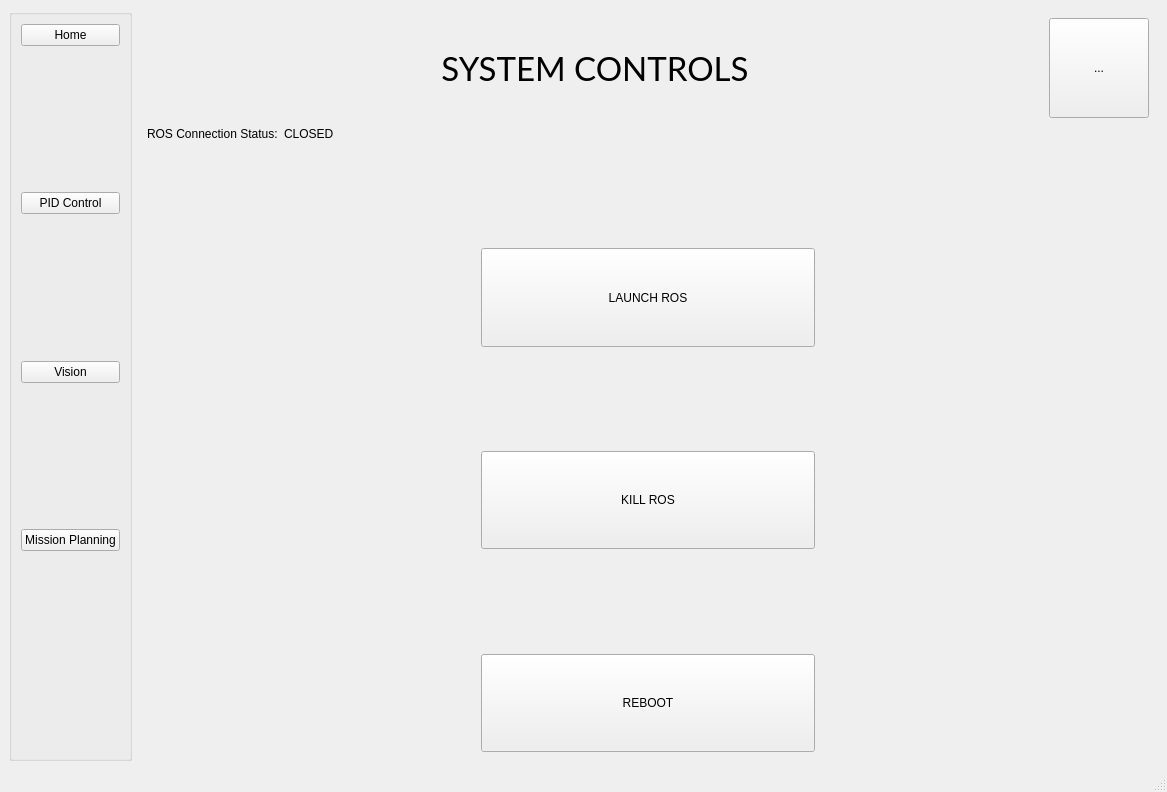
ayuyamo/gui-robot, file ui/mainwindow.ui: the form before one commit.
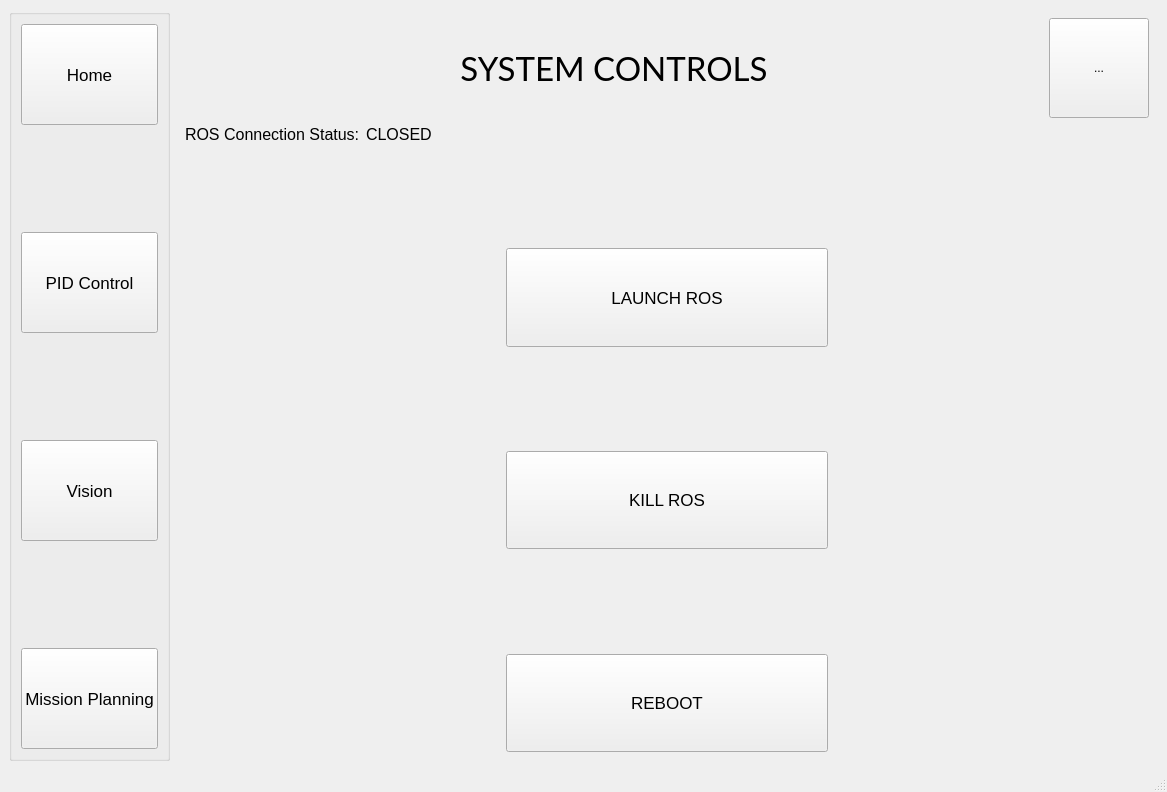
The form after the commit. The open tabs and pages were chosen to show the change.

Commit message: make buttons and text bigger for visibility

Patch:
```diff
--- a/ui/mainwindow.ui
+++ b/ui/mainwindow.ui
@@ -33,26 +33,86 @@
        <string/>
       </property>
       <layout class="QGridLayout" name="gridLayout">
-       <item row="7" column="0">
-        <spacer name="verticalSpacer">
+       <item row="4" column="0">
+        <widget class="QPushButton" name="vision">
+         <property name="sizePolicy">
+          <sizepolicy hsizetype="Minimum" vsizetype="Expanding">
+           <horstretch>0</horstretch>
+           <verstretch>0</verstretch>
+          </sizepolicy>
+         </property>
+         <property name="font">
+          <font>
+           <pointsize>13</pointsize>
+          </font>
+         </property>
+         <property name="text">
+          <string>Vision</string>
+         </property>
+        </widget>
+       </item>
+       <item row="1" column="0">
+        <spacer name="verticalSpacer_4">
          <property name="orientation">
           <enum>Qt::Vertical</enum>
          </property>
          <property name="sizeHint" stdset="0">
           <size>
            <width>20</width>
-           <height>198</height>
+           <height>45</height>
+          </size>
+         </property>
+        </spacer>
+       </item>
+       <item row="3" column="0">
+        <spacer name="verticalSpacer_3">
+         <property name="orientation">
+          <enum>Qt::Vertical</enum>
+         </property>
+         <property name="sizeHint" stdset="0">
+          <size>
+           <width>20</width>
+           <height>45</height>
           </size>
          </property>
         </spacer>
        </item>
        <item row="6" column="0">
         <widget class="QPushButton" name="mission_planning">
+         <property name="sizePolicy">
+          <sizepolicy hsizetype="Minimum" vsizetype="Expanding">
+           <horstretch>0</horstretch>
+           <verstretch>0</verstretch>
+          </sizepolicy>
+         </property>
+         <property name="font">
+          <font>
+           <pointsize>13</pointsize>
+          </font>
+         </property>
          <property name="text">
           <string>Mission Planning</string>
          </property>
         </widget>
        </item>
+       <item row="0" column="0">
+        <widget class="QPushButton" name="home">
+         <property name="sizePolicy">
+          <sizepolicy hsizetype="Minimum" vsizetype="Expanding">
+           <horstretch>0</horstretch>
+           <verstretch>0</verstretch>
+          </sizepolicy>
+         </property>
+         <property name="font">
+          <font>
+           <pointsize>13</pointsize>
+          </font>
+         </property>
+         <property name="text">
+          <string>Home</string>
+         </property>
+        </widget>
+       </item>
        <item row="5" column="0">
         <spacer name="verticalSpacer_2">
          <property name="orientation">
@@ -68,51 +128,22 @@
        </item>
        <item row="2" column="0">
         <widget class="QPushButton" name="pid_control">
+         <property name="sizePolicy">
+          <sizepolicy hsizetype="Minimum" vsizetype="Expanding">
+           <horstretch>0</horstretch>
+           <verstretch>0</verstretch>
+          </sizepolicy>
+         </property>
+         <property name="font">
+          <font>
+           <pointsize>13</pointsize>
+          </font>
+         </property>
          <property name="text">
           <string>PID Control</string>
          </property>
         </widget>
        </item>
-       <item row="4" column="0">
-        <widget class="QPushButton" name="vision">
-         <property name="text">
-          <string>Vision</string>
-         </property>
-        </widget>
-       </item>
-       <item row="0" column="0">
-        <widget class="QPushButton" name="home">
-         <property name="text">
-          <string>Home</string>
-         </property>
-        </widget>
-       </item>
-       <item row="1" column="0">
-        <spacer name="verticalSpacer_4">
-         <property name="orientation">
-          <enum>Qt::Vertical</enum>
-         </property>
-         <property name="sizeHint" stdset="0">
-          <size>
-           <width>20</width>
-           <height>45</height>
-          </size>
-         </property>
-        </spacer>
-       </item>
-       <item row="3" column="0">
-        <spacer name="verticalSpacer_3">
-         <property name="orientation">
-          <enum>Qt::Vertical</enum>
-         </property>
-         <property name="sizeHint" stdset="0">
-          <size>
-           <width>20</width>
-           <height>45</height>
-          </size>
-         </property>
-        </spacer>
-       </item>
       </layout>
      </widget>
     </item>
@@ -125,7 +156,7 @@
        </size>
       </property>
       <property name="currentIndex">
-       <number>1</number>
+       <number>0</number>
       </property>
       <widget class="QWidget" name="page">
        <layout class="QGridLayout" name="gridLayout_3">
@@ -202,6 +233,11 @@
               <verstretch>0</verstretch>
              </sizepolicy>
             </property>
+            <property name="font">
+             <font>
+              <pointsize>13</pointsize>
+             </font>
+            </property>
             <property name="text">
              <string>KILL ROS</string>
             </property>
@@ -251,6 +287,11 @@
               <verstretch>0</verstretch>
              </sizepolicy>
             </property>
+            <property name="font">
+             <font>
+              <pointsize>13</pointsize>
+             </font>
+            </property>
             <property name="text">
              <string>REBOOT</string>
             </property>
@@ -300,6 +341,11 @@
               <verstretch>0</verstretch>
              </sizepolicy>
             </property>
+            <property name="font">
+             <font>
+              <pointsize>13</pointsize>
+             </font>
+            </property>
             <property name="text">
              <string>LAUNCH ROS</string>
             </property>
@@ -353,6 +399,11 @@
          <layout class="QHBoxLayout" name="horizontalLayout">
           <item>
            <widget class="QLabel" name="label">
+            <property name="font">
+             <font>
+              <pointsize>12</pointsize>
+             </font>
+            </property>
             <property name="text">
              <string>ROS Connection Status:</string>
             </property>
@@ -360,6 +411,11 @@
           </item>
           <item>
            <widget class="QLabel" name="label_3">
+            <property name="font">
+             <font>
+              <pointsize>12</pointsize>
+             </font>
+            </property>
             <property name="text">
              <string>CLOSED</string>
             </property>
```
